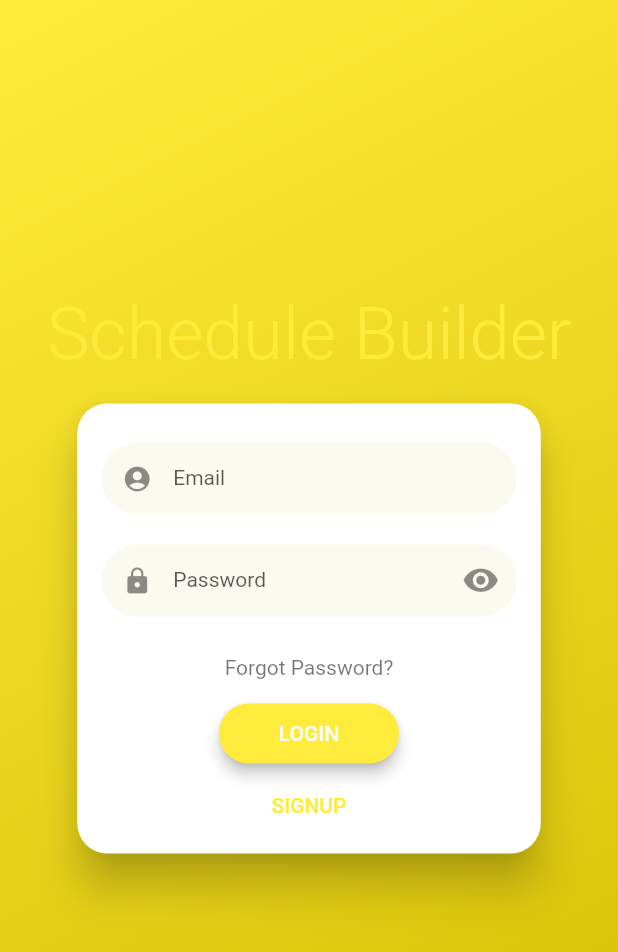
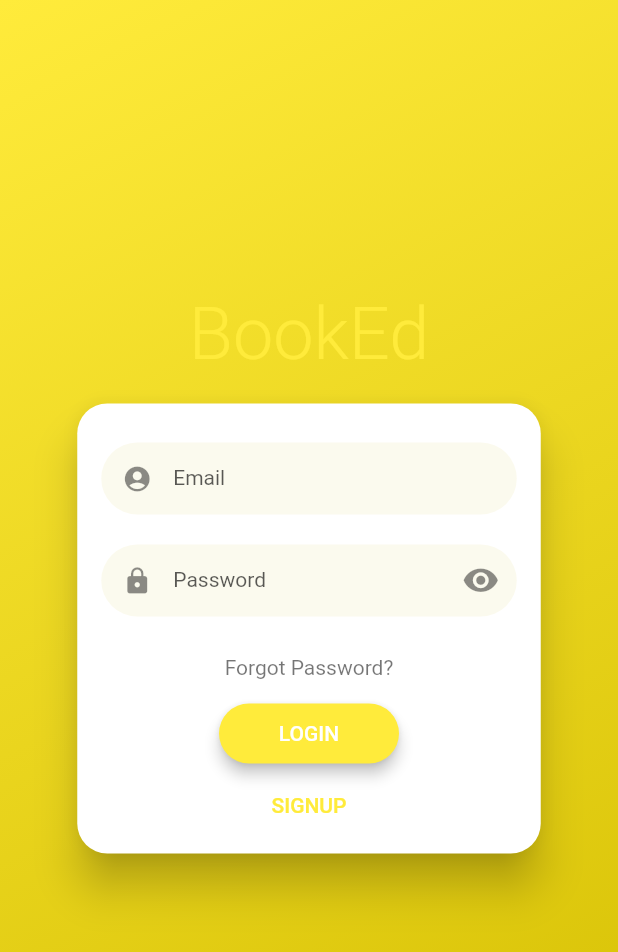
Before and after one commit to bowe99/ConUHacksV-Flutter, a Flutter app: the screen it shows after launch, on a phone screen of 412 x 824 dp. Shown: the top 952 px of the screen. Run offline on Flutter 3.47's test engine with Material 2 defaults, Android fonts, the phone set to English and light mode, and no system bars; drawn by our look-alikes of flutter_login; our stand-ins replace syncfusion_flutter_calendar; Roboto replaces fonts that are missing (NotoSans, OpenSans).

Commit message:
Add change to structure of app

```diff
--- a/lib/dashboard_screen.dart
+++ b/lib/dashboard_screen.dart
@@ -154,7 +154,8 @@ class _DashboardScreenState extends State<DashboardScreen> {
           child: Column(
             children: <Widget>[
               Container(
-                height: 350,
+                margin: EdgeInsets.only(bottom: 20),
+                height: 400,
                 child: SfCalendar(
                     headerHeight: 40,
                     view: CalendarView.day,
@@ -181,7 +182,7 @@ class _DashboardScreenState extends State<DashboardScreen> {
                                   .toString())) +
                           ' available on your next break.',
                       style: TextStyle(
-                        fontSize: 24,
+                        fontSize: 20,
                         fontWeight: FontWeight.bold,
                       ),
                       textAlign: TextAlign.center,
--- a/lib/globals.dart
+++ b/lib/globals.dart
@@ -1,4 +1,4 @@
 library my_prj.globals;
 
 String userID = "";
-String mainURL = "https://9f974cdf.ngrok.io";
+String mainURL = "https://conu-3f1e5.appspot.com/";
--- a/lib/login_page.dart
+++ b/lib/login_page.dart
@@ -39,7 +39,7 @@ class LoginScreen extends StatelessWidget {
   @override
   Widget build(BuildContext context) {
     return FlutterLogin(
-            title: 'Schedule Builder',
+            title: 'BookEd',
             onLogin: _authUser,
             onSignup: _authUser,
             onSubmitAnimationCompleted: () {
--- a/lib/main.dart
+++ b/lib/main.dart
@@ -9,7 +9,7 @@ class MyApp extends StatelessWidget {
   Widget build(BuildContext context) {
     return MaterialApp(
       debugShowCheckedModeBanner: false,
-      title: 'Login Demo',
+      title: 'BookEd',
       theme: ThemeData(
         primarySwatch: Colors.yellow,
         accentColor: Colors.yellow,
```
Also changed, not shown: lib/activity_card.dart (+2 -5 lines), pubspec.yaml (+9 -3 lines), images/icon.png (renamed from images/pngfuel.com.png), pubspec.lock, 29 other files.
